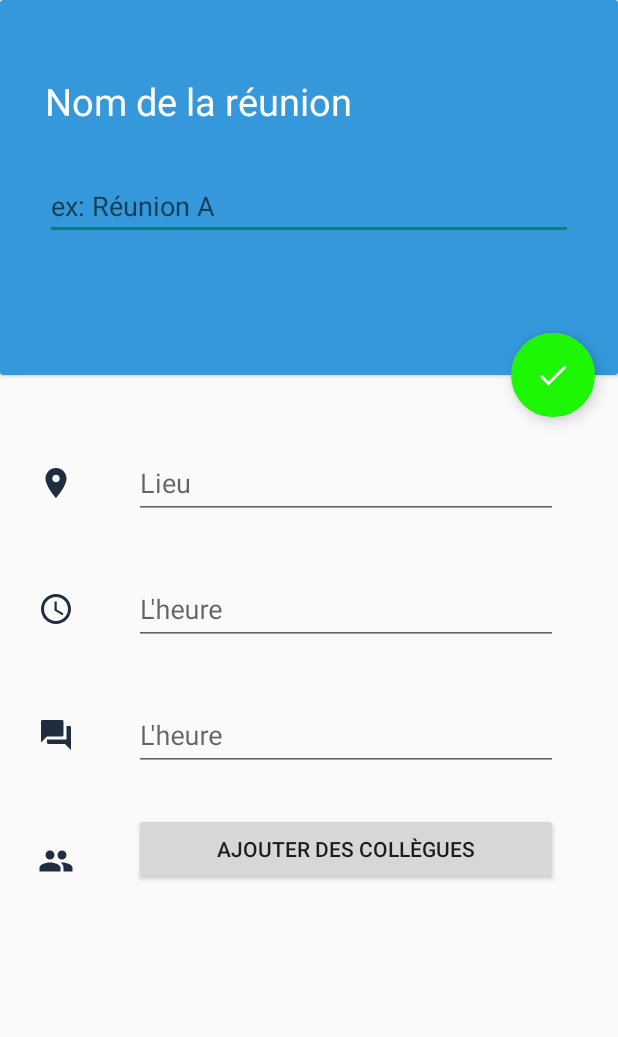
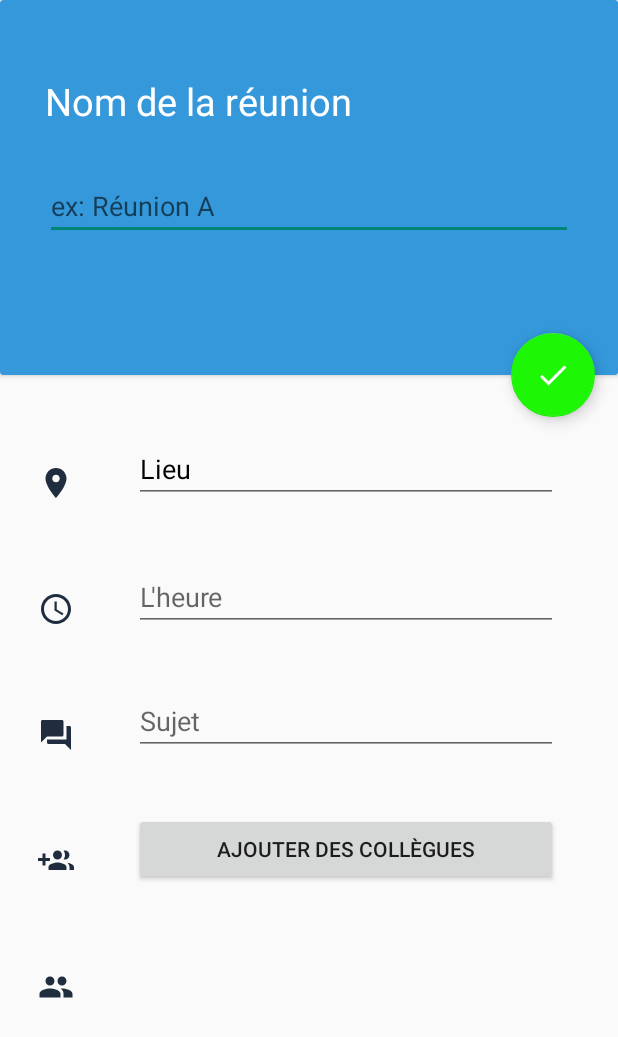
Before and after one commit to fouomene/Mareu, an Android app: the AddMeetingActivity screen opened directly, with no data from a screen before it, on a phone screen of 412 x 824 dp. Shown: the top 1037 px of the screen. Run offline under Robolectric (Android 15) with nearby library versions, the phone set to English and light mode, and no system bars; our stand-ins replace ButterKnife.

Commit message:
1.0.6 - Modification AutoCompleteTextView

```diff
--- a/app/build.gradle
+++ b/app/build.gradle
@@ -21,6 +21,11 @@ android {
         }
     }
 
+    compileOptions {
+        sourceCompatibility JavaVersion.VERSION_1_8
+        targetCompatibility JavaVersion.VERSION_1_8
+    }
+
 }
 
 dependencies {
@@ -32,4 +37,7 @@ dependencies {
     androidTestImplementation 'androidx.test.ext:junit:1.1.1'
     androidTestImplementation 'androidx.test.espresso:espresso-core:3.2.0'
     implementation 'com.google.android.material:material:1.1.0'
+
+    implementation 'com.jakewharton:butterknife:10.2.1'
+    annotationProcessor 'com.jakewharton:butterknife-compiler:10.2.1'
 }
--- a/app/src/main/AndroidManifest.xml
+++ b/app/src/main/AndroidManifest.xml
@@ -1,6 +1,8 @@
 <?xml version="1.0" encoding="utf-8"?>
 <manifest xmlns:android="http://schemas.android.com/apk/res/android"
     package="com.developpeuseoc.mareu">
+
+    <uses-permission android:name="android.permission.INTERNET"/>
 
     <application
         android:allowBackup="true"
--- a/app/src/main/java/com/developpeuseoc/mareu/ui_meeting_list/AddMeetingActivity.java
+++ b/app/src/main/java/com/developpeuseoc/mareu/ui_meeting_list/AddMeetingActivity.java
@@ -1,16 +1,43 @@
 package com.developpeuseoc.mareu.ui_meeting_list;
 
 import androidx.appcompat.app.AppCompatActivity;
+import androidx.core.app.ActivityCompat;
+import androidx.fragment.app.FragmentActivity;
 
+import android.app.Activity;
+import android.content.Intent;
 import android.os.Bundle;
+import android.widget.ArrayAdapter;
+import android.widget.AutoCompleteTextView;
 
 import com.developpeuseoc.mareu.R;
+import com.developpeuseoc.mareu.service.FakeApiServiceGenerator;
+
+import butterknife.BindView;
+import butterknife.ButterKnife;
 
 public class AddMeetingActivity extends AppCompatActivity {
+
+    @BindView(R.id.placeAutoCompleteTextView)
+    AutoCompleteTextView placeAutoCompleteTextView;
 
     @Override
     protected void onCreate(Bundle savedInstanceState) {
         super.onCreate(savedInstanceState);
         setContentView(R.layout.activity_add_meeting);
+        ButterKnife.bind(this);
+
+        ArrayAdapter<String> adapter = new ArrayAdapter<String>(this,
+                android.R.layout.simple_dropdown_item_1line, FakeApiServiceGenerator.DUMMY_PLACES);
+        placeAutoCompleteTextView.setAdapter(adapter);
+    }
+
+    /**
+     * Used to navigate to this activity
+     * @param activity
+     */
+    public static void navigate(Activity activity) {
+        Intent intent = new Intent(activity, AddMeetingActivity.class);
+        ActivityCompat.startActivity(activity, intent, null);
     }
 }
--- a/app/src/main/java/com/developpeuseoc/mareu/ui_meeting_list/ListMeetingActivity.java
+++ b/app/src/main/java/com/developpeuseoc/mareu/ui_meeting_list/ListMeetingActivity.java
@@ -3,8 +3,12 @@ package com.developpeuseoc.mareu.ui_meeting_list;
 import androidx.appcompat.app.AppCompatActivity;
 
 import android.os.Bundle;
+import com.developpeuseoc.mareu.R;
+import com.google.android.material.floatingactionbutton.FloatingActionButton;
 
-import com.developpeuseoc.mareu.R;
+import butterknife.ButterKnife;
+import butterknife.OnClick;
+
 
 public class ListMeetingActivity extends AppCompatActivity {
 
@@ -12,5 +16,13 @@ public class ListMeetingActivity extends AppCompatActivity {
     protected void onCreate(Bundle savedInstanceState) {
         super.onCreate(savedInstanceState);
         setContentView(R.layout.activity_list_meeting);
+        ButterKnife.bind(this);
     }
+
+
+    @OnClick(R.id.add_meeting)
+    void addMeeting() {
+        AddMeetingActivity.navigate(this);
+    }
+
 }
--- /dev/null
+++ b/app/src/main/res/drawable/ic_group_add_black_24dp.xml
@@ -0,0 +1,5 @@
+<vector android:height="24dp" android:tint="#1F2D3F"
+    android:viewportHeight="24.0" android:viewportWidth="24.0"
+    android:width="24dp" xmlns:android="http://schemas.android.com/apk/res/android">
+    <path android:fillColor="#FF000000" android:pathData="M8,10L5,10L5,7L3,7v3L0,10v2h3v3h2v-3h3v-2zM18,11c1.66,0 2.99,-1.34 2.99,-3S19.66,5 18,5c-0.32,0 -0.63,0.05 -0.91,0.14 0.57,0.81 0.9,1.79 0.9,2.86s-0.34,2.04 -0.9,2.86c0.28,0.09 0.59,0.14 0.91,0.14zM13,11c1.66,0 2.99,-1.34 2.99,-3S14.66,5 13,5c-1.66,0 -3,1.34 -3,3s1.34,3 3,3zM19.62,13.16c0.83,0.73 1.38,1.66 1.38,2.84v2h3v-2c0,-1.54 -2.37,-2.49 -4.38,-2.84zM13,13c-2,0 -6,1 -6,3v2h12v-2c0,-2 -4,-3 -6,-3z"/>
+</vector>
--- a/app/src/main/res/layout/activity_add_meeting.xml
+++ b/app/src/main/res/layout/activity_add_meeting.xml
@@ -7,6 +7,7 @@
     android:layout_height="match_parent"
     android:orientation="vertical"
     tools:context=".ui_meeting_list.AddMeetingActivity">
+
 
     <RelativeLayout
         android:id="@+id/linearLayout"
@@ -55,19 +56,16 @@
             android:layout_marginTop="60dp"
             android:layout_marginLeft="25dp"/>
 
-        <com.google.android.material.textfield.TextInputLayout
+        <androidx.appcompat.widget.AppCompatAutoCompleteTextView
+            android:id="@+id/placeAutoCompleteTextView"
             android:layout_width="match_parent"
             android:layout_height="wrap_content"
+            android:textColor="#000000"
+            android:textColorHint="#000000"
+            android:hint="@string/place"
             android:layout_margin="40dp"
-            android:hint="@string/place"
             android:layout_toRightOf="@id/placeImageView"
-            android:layout_below="@id/nameMeetingCardView">
-
-            <com.google.android.material.textfield.TextInputEditText
-                android:layout_width="match_parent"
-                android:layout_height="wrap_content" />
-
-        </com.google.android.material.textfield.TextInputLayout>
+            android:layout_below="@id/nameMeetingCardView"/>
 
         <ImageView
             android:id="@+id/timeImageView"
@@ -78,19 +76,18 @@
             android:layout_marginTop="60dp"
             android:layout_marginLeft="25dp"/>
 
-        <com.google.android.material.textfield.TextInputLayout
+
+        <EditText
+            android:id="@+id/timeEditText"
             android:layout_width="match_parent"
             android:layout_height="wrap_content"
-            android:layout_margin="40dp"
+            android:inputType="time"
             android:hint="@string/time"
-            android:layout_toRightOf="@id/timeImageView"
-            android:layout_below="@id/placeImageView">
+            android:layout_marginLeft="40dp"
+            android:layout_marginRight="40dp"
+            android:layout_toRightOf="@+id/timeImageView"
+            android:layout_below="@id/placeAutoCompleteTextView"/>
 
-            <com.google.android.material.textfield.TextInputEditText
-                android:layout_width="match_parent"
-                android:layout_height="wrap_content" />
-
-        </com.google.android.material.textfield.TextInputLayout>
 
         <ImageView
             android:id="@+id/subjectImageView"
@@ -101,40 +98,60 @@
             android:layout_marginTop="60dp"
             android:layout_marginLeft="25dp"/>
 
-        <com.google.android.material.textfield.TextInputLayout
+        <EditText
+            android:id="@+id/topicEditText"
             android:layout_width="match_parent"
             android:layout_height="wrap_content"
             android:layout_margin="40dp"
-            android:hint="@string/time"
+            android:hint="@string/topic"
             android:layout_toRightOf="@id/subjectImageView"
-            android:layout_below="@id/timeImageView">
+            android:layout_below="@id/timeImageView" />
 
-            <com.google.android.material.textfield.TextInputEditText
-                android:layout_width="match_parent"
-                android:layout_height="wrap_content" />
-
-        </com.google.android.material.textfield.TextInputLayout>
 
         <ImageView
             android:id="@+id/addImageView"
             android:layout_width="wrap_content"
             android:layout_height="wrap_content"
-            android:src="@drawable/ic_group_black_24dp"
+            android:src="@drawable/ic_group_add_black_24dp"
             android:layout_below="@id/subjectImageView"
             android:layout_marginTop="60dp"
             android:layout_marginLeft="25dp"/>
 
         <Button
+            android:id="@+id/addCoWorkersButton"
             android:layout_width="match_parent"
             android:layout_height="wrap_content"
-            android:text="@string/addCoWorkers"
             android:layout_below="@id/subjectImageView"
+            android:layout_marginStart="40dp"
+            android:layout_marginTop="40dp"
+            android:layout_marginEnd="40dp"
+            android:layout_marginBottom="40dp"
             android:layout_toRightOf="@id/addImageView"
-            android:layout_margin="40dp"/>
+            android:text="@string/addCoWorkers" />
+
+        <ImageView
+            android:id="@+id/listCoWorkersImageView"
+            android:layout_width="wrap_content"
+            android:layout_height="wrap_content"
+            android:src="@drawable/ic_group_black_24dp"
+            android:layout_below="@id/addImageView"
+            android:layout_marginTop="60dp"
+            android:layout_marginLeft="25dp"/>
+
+        <ListView
+            android:id="@+id/coWorkersListView"
+            android:layout_width="match_parent"
+            android:layout_height="wrap_content"
+            android:layout_below="@id/addImageView"
+            android:layout_marginLeft="25dp"
+            android:layout_marginTop="60dp"
+            android:layout_toRightOf="@id/listCoWorkersImageView" />
+
 
     </RelativeLayout>
+
     <com.google.android.material.floatingactionbutton.FloatingActionButton
-        android:id="@+id/add_meeting"
+        android:id="@+id/add_list_meeting"
         android:layout_width="wrap_content"
         android:layout_height="wrap_content"
         android:src="@drawable/ic_check_white_24dp"
--- /dev/null
+++ b/app/src/main/res/layout/fragment_coworkers.xml
@@ -0,0 +1,6 @@
+<?xml version="1.0" encoding="utf-8"?>
+<androidx.constraintlayout.widget.ConstraintLayout
+    xmlns:android="http://schemas.android.com/apk/res/android" android:layout_width="match_parent"
+    android:layout_height="match_parent">
+
+</androidx.constraintlayout.widget.ConstraintLayout>
--- a/app/src/main/res/values/strings.xml
+++ b/app/src/main/res/values/strings.xml
@@ -4,4 +4,5 @@
     <string name="place">Lieu</string>
     <string name="time">L\'heure</string>
     <string name="addCoWorkers">Ajouter des collègues</string>
+    <string name="topic">Sujet</string>
 </resources>
```
Also changed, not shown: app/src/main/java/com/developpeuseoc/mareu/service/FakeApiServiceGenerator.java (+23 -22 lines).
